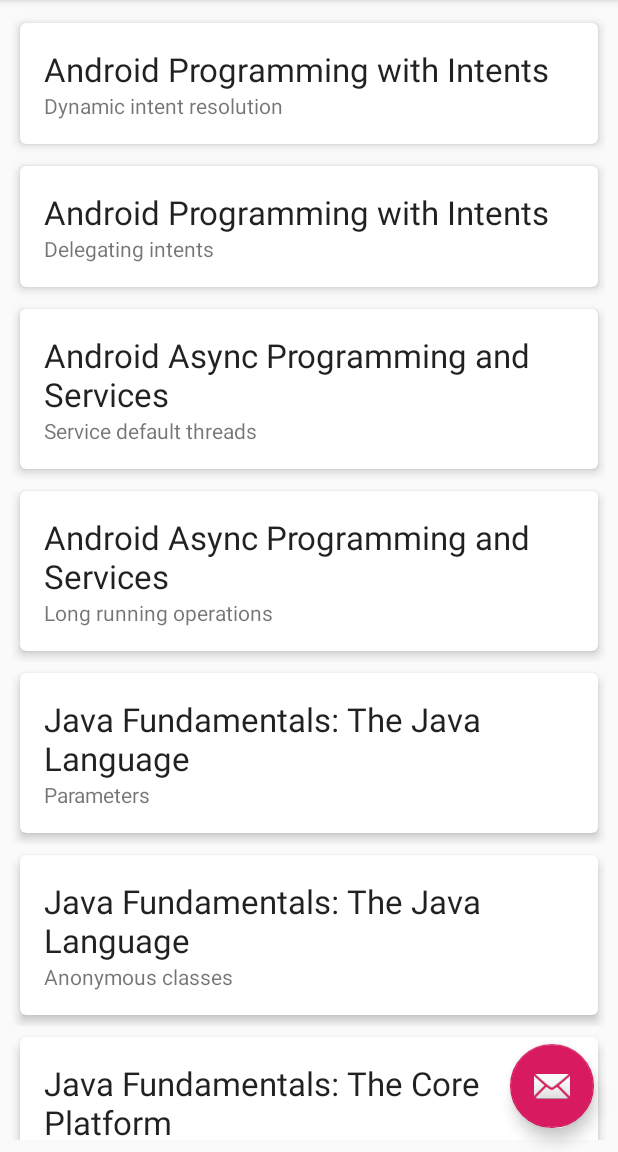
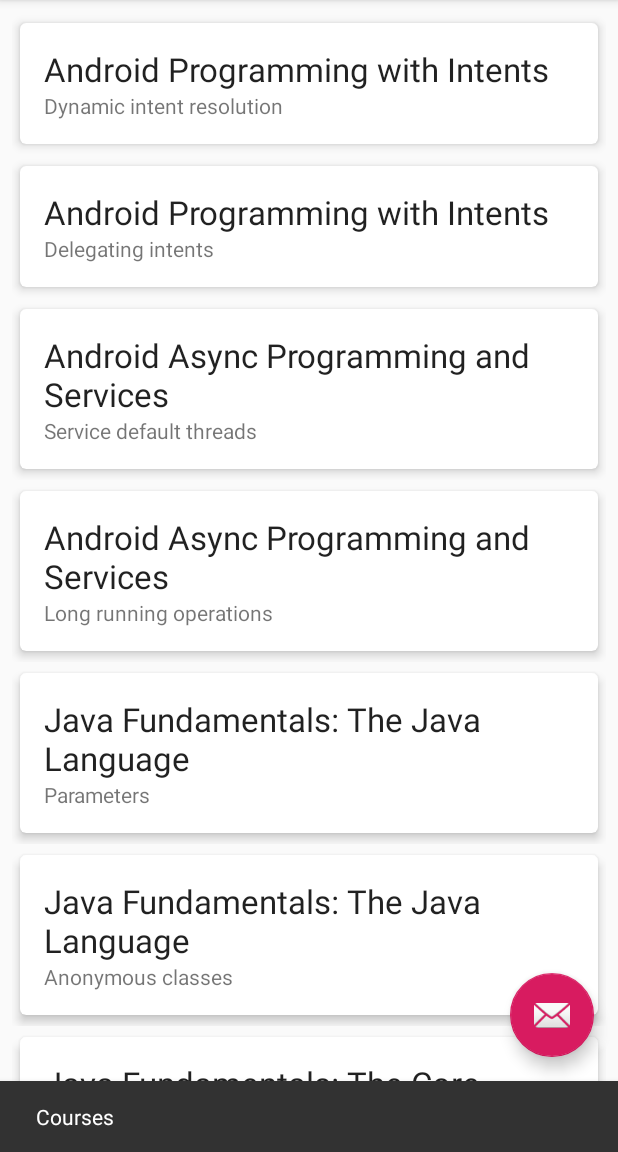
Before and after one commit to OlalKeith/Note-Keeper, an Android app: the screen it shows after launch (MainActivity), in the side drawer, after a tap on "Courses", on a phone screen of 412 x 824 dp, the part 84-1236 px from its top. Run offline under Robolectric (Android 15) with nearby library versions, the phone set to English and light mode, and no system bars.

```diff
--- a/app/src/main/java/io/owuor91/simplenotekeeper/MainActivity.java
+++ b/app/src/main/java/io/owuor91/simplenotekeeper/MainActivity.java
@@ -21,6 +21,8 @@ import java.util.List;
 public class MainActivity extends AppCompatActivity
         implements NavigationView.OnNavigationItemSelectedListener {
     private NoteRecyclerAdapter mNoteRecyclerAdapter;
+    private RecyclerView mRecyclerItems;
+    private LinearLayoutManager mNotesLayoutManager;
 
     @Override
     protected void onCreate(Bundle savedInstanceState) {
@@ -59,14 +61,24 @@ public class MainActivity extends AppCompatActivity
 
     private void initializeDisplayContent() {
 
-        final RecyclerView recyclerNotes = (RecyclerView) findViewById(R.id.list_items);
-        final LinearLayoutManager notesLayoutManager = new LinearLayoutManager(this);
-        recyclerNotes.setLayoutManager(notesLayoutManager);
+        mRecyclerItems = (RecyclerView) findViewById(R.id.list_items);
+        mNotesLayoutManager = new LinearLayoutManager(this);
+
 
         List<NoteInfo> notes = DataManager.getInstance().getNotes();
         mNoteRecyclerAdapter = new NoteRecyclerAdapter(this, notes);
-        recyclerNotes.setAdapter(mNoteRecyclerAdapter);
+        displayNotes();
     }
+
+    private void displayNotes() {
+        mRecyclerItems.setAdapter(mNoteRecyclerAdapter);
+        mRecyclerItems.setLayoutManager(mNotesLayoutManager);
+
+        NavigationView navigationView = (NavigationView) findViewById(R.id.nav_view);
+        Menu menu = navigationView.getMenu();
+        menu.findItem(R.id.nav_notes).setChecked(true);
+    }
+
     @Override
     public void onBackPressed() {
         DrawerLayout drawer = (DrawerLayout) findViewById(R.id.drawer_layout);
@@ -105,17 +117,14 @@ public class MainActivity extends AppCompatActivity
         // Handle navigation view item clicks here.
         int id = item.getItemId();
 
-        if (id == R.id.nav_camera) {
-            // Handle the camera action
-        } else if (id == R.id.nav_gallery) {
-
-        } else if (id == R.id.nav_slideshow) {
-
-        } else if (id == R.id.nav_manage) {
-
-        } else if (id == R.id.nav_share) {
-
-        } else if (id == R.id.nav_send) {
+        if (id == R.id.nav_notes) {
+            displayNotes();
+        } else if (id == R.id.nav_courses) {
+            handleSelection("Courses");
+            }  else if (id == R.id.nav_share) {
+            handleSelection("Don't you think you have shared enough");
+            } else if (id == R.id.nav_send) {
+            handleSelection("Send");
 
         }
 
@@ -123,4 +132,9 @@ public class MainActivity extends AppCompatActivity
         drawer.closeDrawer(GravityCompat.START);
         return true;
     }
+
+    private void handleSelection(String message) {
+        View view = findViewById(R.id.list_items);
+        Snackbar.make(view, message, Snackbar.LENGTH_LONG).show();
+    }
 }
```
